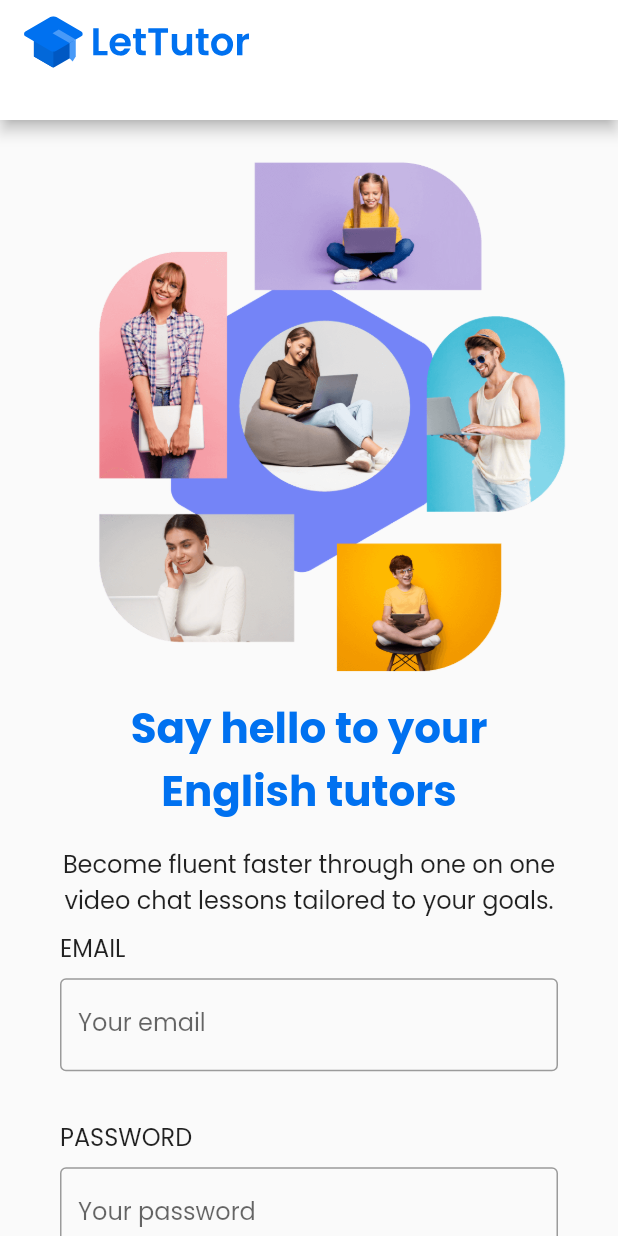
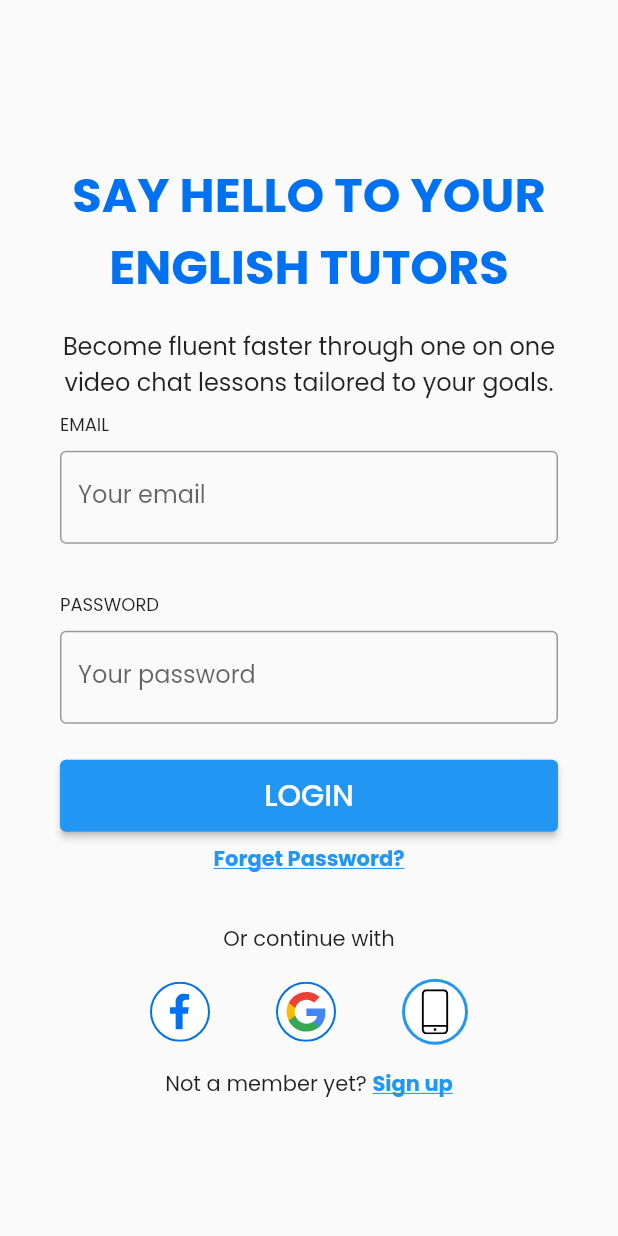
Before and after one commit to trantrunghieu0409/tutor_flutter_app, a Flutter app: the screen it shows after launch, on a phone screen of 412 x 824 dp. Run offline on Flutter 3.47's test engine with Material 2 defaults, Android fonts, the phone set to English and light mode, and no system bars; our stand-ins replace flutter_svg, google_fonts.

Commit message:
feat: Update login page

```diff
--- a/lib/features/login/presentation/pages/LoginPage.dart
+++ b/lib/features/login/presentation/pages/LoginPage.dart
@@ -12,15 +12,11 @@ class LoginPage extends StatelessWidget {
   @override
   Widget build(BuildContext context) {
     return Scaffold(
-      appBar: const CommonAppBar(),
-      body: SizedBox(
-        child: ListView(
-          padding: const EdgeInsets.all(16.0),
-          children: <Widget>[
-            Image.asset("assets/images/main_picture_login.png",
-                semanticLabel: "Main Picture", fit: BoxFit.cover),
+      body: Column(
+        mainAxisAlignment: MainAxisAlignment.center,
+        children: [
           Padding(
-              padding: const EdgeInsets.symmetric(horizontal: 24),
+            padding: const EdgeInsets.symmetric(horizontal: 40),
             child: Column(
               children: const [
                 TextHeader(),
@@ -40,7 +36,7 @@ class LoginPage extends StatelessWidget {
                   link: "https://pub.dev/packages/url_launcher",
                 ),
                 SizedBox(
-                    height: 16,
+                  height: 32,
                 ),
                 Text("Or continue with"),
                 RowIcons(),
@@ -50,7 +46,6 @@ class LoginPage extends StatelessWidget {
           ),
         ],
       ),
-      ),
     );
   }
 }
--- a/lib/features/login/presentation/widgets/InputFieldsWidget.dart
+++ b/lib/features/login/presentation/widgets/InputFieldsWidget.dart
@@ -20,7 +20,7 @@ class InputField extends StatelessWidget {
           child: Text(
             title,
             selectionColor: Colors.black12,
-            style: const TextStyle(fontSize: 16.0),
+            style: const TextStyle(fontSize: 12.0),
             textAlign: TextAlign.left,
           ),
         ),
--- a/lib/features/login/presentation/widgets/TextWidgets.dart
+++ b/lib/features/login/presentation/widgets/TextWidgets.dart
@@ -9,9 +9,9 @@ class TextHeader extends StatelessWidget {
     return const Padding(
       padding: EdgeInsets.symmetric(vertical: 16.0),
       child: Text(
-        "Say hello to your English tutors",
+        "SAY HELLO TO YOUR ENGLISH TUTORS",
         style: TextStyle(
-          fontSize: 28.0,
+          fontSize: 32.0,
           color: Color.fromRGBO(0, 113, 240, 1.0),
           fontWeight: FontWeight.w700,
         ),
@@ -74,7 +74,9 @@ class TextLink extends StatelessWidget {
         child: Text(
           text,
           style: const TextStyle(
-              decoration: TextDecoration.underline, color: Colors.blue),
+              fontWeight: FontWeight.bold,
+              decoration: TextDecoration.underline,
+              color: Colors.blue),
         ),
         onTap: () => _launchUrl());
   }
```
Lines whose indentation alone changed are shown as unchanged.
